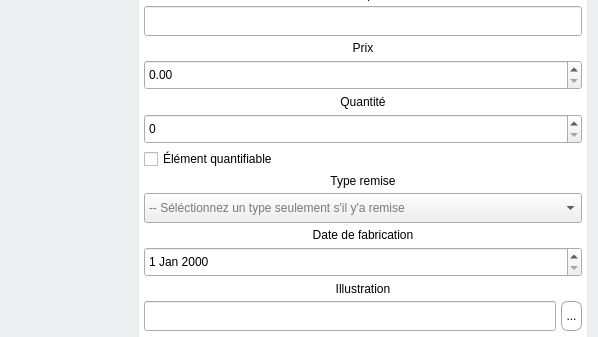
SAbdelH/DevisCreator_premium, file forms/dialog.ui: the form before one commit; both pictures show x 705 to 1303 and y 337 to 674 of the 1303 by 872 pixel window.
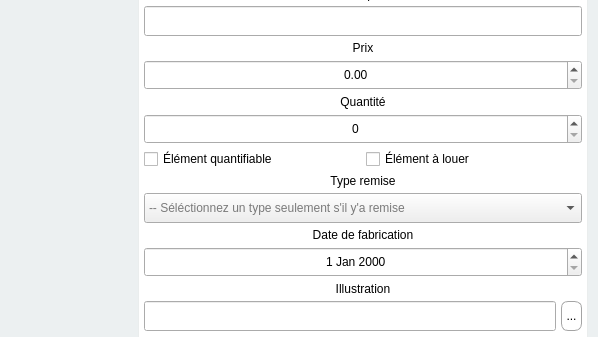
The form after the commit. Icons and pictures are not drawn.

What changed in the file:
```diff
--- a/forms/dialog.ui
+++ b/forms/dialog.ui
@@ -6731,9 +6731,6 @@
            <enum>QFrame::Shadow::Raised</enum>
           </property>
           <layout class="QVBoxLayout" name="_v_inventory_box_edit">
-           <property name="sizeConstraint">
-            <enum>QLayout::SizeConstraint::SetDefaultConstraint</enum>
-           </property>
            <property name="leftMargin">
             <number>5</number>
            </property>
@@ -6863,6 +6860,9 @@
                  <height>30</height>
                 </size>
                </property>
+               <property name="alignment">
+                <set>Qt::AlignmentFlag::AlignCenter</set>
+               </property>
               </widget>
              </item>
              <item>
@@ -6883,8 +6883,13 @@
                  <height>30</height>
                 </size>
                </property>
+               <property name="alignment">
+                <set>Qt::AlignmentFlag::AlignCenter</set>
+               </property>
               </widget>
              </item>
+             <item>
+              <layout class="QHBoxLayout" name="_h_inventory_info_qty">
              <item>
               <widget class="QCheckBox" name="_cb_inventory_quantifiable">
                <property name="text">
@@ -6893,6 +6898,15 @@
               </widget>
              </item>
              <item>
+                <widget class="QCheckBox" name="_cb_inventory_location">
+                 <property name="text">
+                  <string>Élément à louer</string>
+                 </property>
+                </widget>
+               </item>
+              </layout>
+             </item>
+             <item>
               <widget class="QLabel" name="_l_inventory_type_remise">
                <property name="text">
                 <string>Type remise</string>
@@ -6951,6 +6965,9 @@
                  <height>30</height>
                 </size>
                </property>
+               <property name="alignment">
+                <set>Qt::AlignmentFlag::AlignCenter</set>
+               </property>
               </widget>
              </item>
              <item>
```
Left out of the diff: 14 changed lines with no effect on the pictures. Lines whose indentation alone changed are shown as unchanged.
